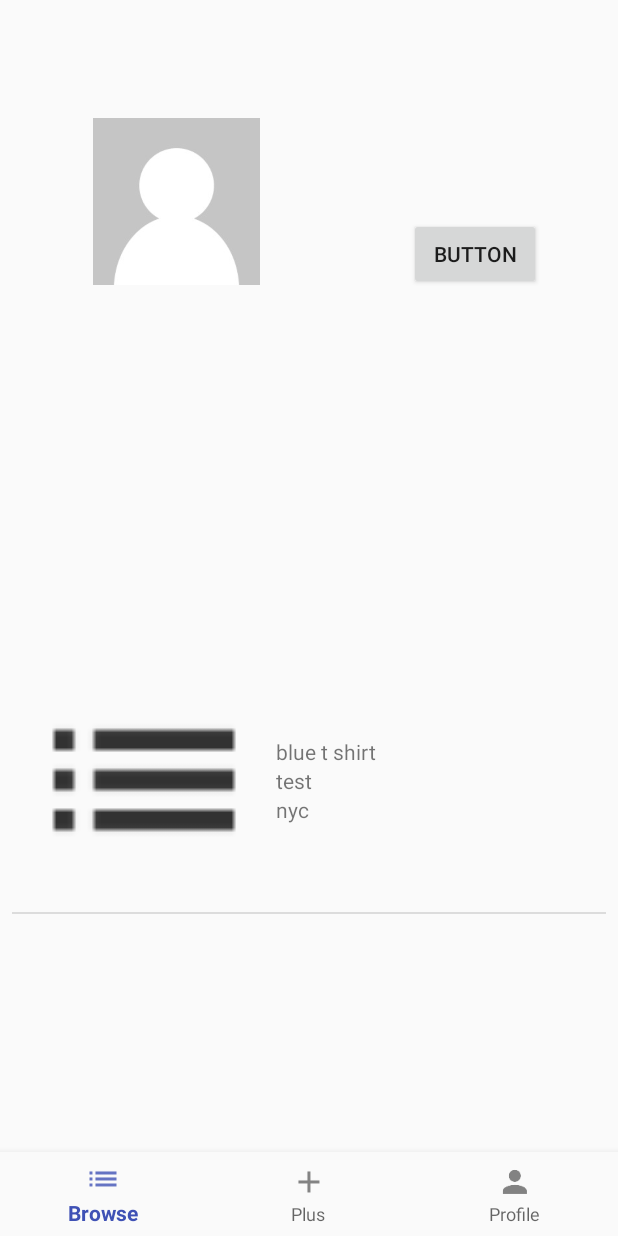
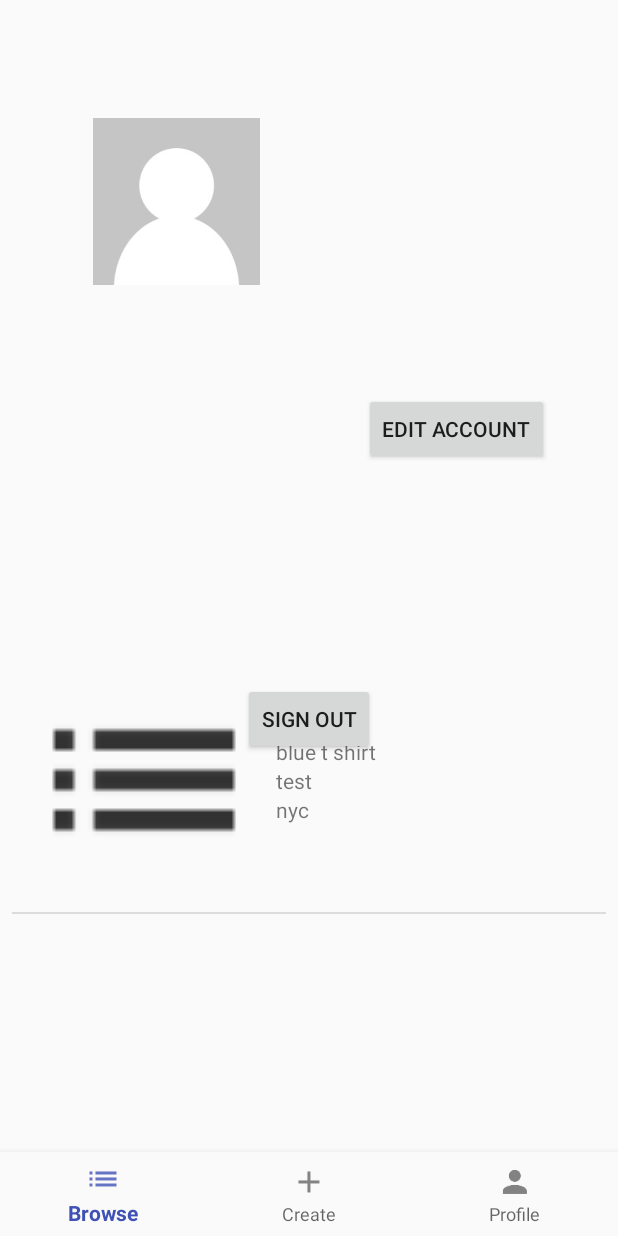
Before and after one commit to Abhishek1098/Bestow, an Android app: the fragment ProfileFragment placed in its activity, on a phone screen of 412 x 824 dp. Run offline under Robolectric (Android 15) with nearby library versions, the phone set to English and light mode, and no system bars; our stand-ins replace Firebase (no records; nobody signed in at launch, a user with empty details on screens opened directly); pictures from the network do not load.

Commit message:
All the Firebase User elements are done. Now sign out and the image work 100%.

```diff
--- a/app/build.gradle
+++ b/app/build.gradle
@@ -21,7 +21,7 @@ android {
 
 dependencies {
     implementation fileTree(dir: 'libs', include: ['*.jar'])
-    implementation 'com.android.support:appcompat-v7:26.1.0'
+    implementation 'com.android.support:design:27.1.0'
     implementation 'com.android.support.constraint:constraint-layout:1.0.2'
     implementation 'com.android.support:design:26.1.0'
     implementation 'com.android.support:support-vector-drawable:26.1.0'
@@ -32,6 +32,8 @@ dependencies {
     testImplementation 'junit:junit:4.12'
     androidTestImplementation 'com.android.support.test:runner:1.0.1'
     androidTestImplementation 'com.android.support.test.espresso:espresso-core:3.0.1'
+    implementation 'com.github.bumptech.glide:glide:4.7.1'
+    annotationProcessor 'com.github.bumptech.glide:compiler:4.7.1'
 
 }
 
--- a/app/src/main/java/com/bestow/hackmhs/bestow/MainActivity.java
+++ b/app/src/main/java/com/bestow/hackmhs/bestow/MainActivity.java
@@ -70,6 +70,15 @@ public class MainActivity extends AppCompatActivity {
         return false;
     }
 
+    @Override
+    protected void onStart() {
+        super.onStart();
+        if (firebaseAuth.getCurrentUser() == null) {
+            finish();
+            startActivity(new Intent(getApplicationContext(), LoginActivity.class));
+        }
+    }
+
     public static PlusFragment getPlusFragment() {
         return plusFragment;
     }
--- a/app/src/main/java/com/bestow/hackmhs/bestow/ProfileFragment.java
+++ b/app/src/main/java/com/bestow/hackmhs/bestow/ProfileFragment.java
@@ -16,6 +16,7 @@ import android.widget.ImageView;
 import android.widget.ListView;
 import android.widget.TextView;
 
+import com.bumptech.glide.Glide;
 import com.google.firebase.auth.FirebaseAuth;
 import com.google.firebase.auth.FirebaseUser;
 
@@ -48,6 +49,14 @@ public class ProfileFragment extends Fragment {
 
         setView();
 
+        (view.findViewById(R.id.ProfileFragment_Button_signOut)).setOnClickListener(new View.OnClickListener() {
+            @Override
+            public void onClick(View view) {
+                FirebaseAuth.getInstance().signOut();
+                startActivity(new Intent(getActivity(), LoginActivity.class));
+            }
+        });
+
         Bitmap tester = BitmapFactory.decodeResource(getResources(),R.drawable.ic_browse);
         items = new ArrayList<>();
             items.add(new Item("test","blue t shirt", "nyc", tester));
@@ -58,23 +67,18 @@ public class ProfileFragment extends Fragment {
     }
 
     public void setView(){
-        firebaseAuth =FirebaseAuth.getInstance();
+        firebaseAuth = FirebaseAuth.getInstance();
         FirebaseUser firebaseUser = firebaseAuth.getCurrentUser();
 
-        if(firebaseUser.getDisplayName() != null){
-            textViewName.setText(firebaseUser.getDisplayName().toString());
+        if(firebaseUser != null){
+            if(firebaseUser.getPhotoUrl() != null){
+                Glide.with(this).load(firebaseUser.getPhotoUrl().toString()).into(imageViewProfilePicture);
+            }else{
+                imageViewProfilePicture.setImageResource(R.drawable.ic_default);
+            }
+            if(firebaseUser.getDisplayName() != null){
+                textViewName.setText(firebaseUser.getDisplayName());
+            }
         }
-
-        if(firebaseUser.getPhotoUrl() != null){
-            try {
-                Bitmap bitmap = MediaStore.Images.Media.getBitmap(getActivity().getContentResolver(), firebaseUser.getPhotoUrl());
-                imageViewProfilePicture.setImageBitmap(bitmap);
-            } catch (IOException e) {
-                e.printStackTrace();
-            }
-        }else{
-            imageViewProfilePicture.setImageResource(R.drawable.ic_default);
-        }
-
     }
 }
--- a/app/src/main/res/layout/activity_create_profile.xml
+++ b/app/src/main/res/layout/activity_create_profile.xml
@@ -28,7 +28,7 @@
         android:layout_marginTop="8dp"
         android:ems="10"
         android:inputType="textPersonName"
-        android:hint="Name"
+        android:hint="What is your name?"
         app:layout_constraintBottom_toBottomOf="parent"
         app:layout_constraintEnd_toEndOf="parent"
         app:layout_constraintStart_toStartOf="parent"
@@ -46,7 +46,7 @@
         app:layout_constraintEnd_toEndOf="@+id/CreateProfileActivity_EditText_name"
         app:layout_constraintStart_toStartOf="@+id/CreateProfileActivity_EditText_name"
         app:layout_constraintTop_toTopOf="parent"
-        app:srcCompat="@drawable/ic_default" />
+        app:srcCompat="@drawable/camera" />
 
     <Button
         android:id="@+id/CreateProfileActivity_Button_save"
--- a/app/src/main/res/layout/fragment_profile.xml
+++ b/app/src/main/res/layout/fragment_profile.xml
@@ -4,6 +4,24 @@
     xmlns:tools="http://schemas.android.com/tools"
     android:layout_width="match_parent"
     android:layout_height="match_parent">
+
+    <Button
+        android:id="@+id/ProfileFragment_Button_EditProfile"
+        android:layout_width="wrap_content"
+        android:layout_height="wrap_content"
+        android:layout_marginBottom="8dp"
+        android:layout_marginEnd="8dp"
+        android:layout_marginLeft="8dp"
+        android:layout_marginRight="8dp"
+        android:layout_marginStart="8dp"
+        android:layout_marginTop="8dp"
+        android:text="Edit Account"
+        app:layout_constraintBottom_toBottomOf="parent"
+        app:layout_constraintEnd_toEndOf="parent"
+        app:layout_constraintHorizontal_bias="0.86"
+        app:layout_constraintStart_toStartOf="parent"
+        app:layout_constraintTop_toTopOf="parent"
+        app:layout_constraintVertical_bias="0.361" />
 
     <ImageView
         android:id="@+id/ProfileFragment_ImageView_ProfilePic"
@@ -55,18 +73,16 @@
         app:layout_constraintVertical_bias="1.0" />
 
     <Button
-        android:id="@+id/ProfileFragment_Button_EditProfile"
+        android:id="@+id/ProfileFragment_Button_signOut"
         android:layout_width="wrap_content"
         android:layout_height="wrap_content"
         android:layout_marginBottom="8dp"
         android:layout_marginEnd="8dp"
         android:layout_marginStart="8dp"
         android:layout_marginTop="8dp"
-        android:text="Button"
+        android:text="Sign out"
         app:layout_constraintBottom_toBottomOf="parent"
         app:layout_constraintEnd_toEndOf="parent"
-        app:layout_constraintHorizontal_bias="0.86"
         app:layout_constraintStart_toStartOf="parent"
-        app:layout_constraintTop_toBottomOf="@+id/ProfileFragment_TextView_Name"
-        app:layout_constraintVertical_bias="0.0" />
+        app:layout_constraintTop_toBottomOf="@+id/ProfileFragment_ImageView_ProfilePic" />
 </android.support.constraint.ConstraintLayout>
--- a/app/src/main/res/menu/navigation.xml
+++ b/app/src/main/res/menu/navigation.xml
@@ -9,7 +9,7 @@
     <item
         android:id="@+id/NavigationView_plus"
         android:icon="@drawable/ic_plus"
-        android:title="Plus" />
+        android:title="Create" />
 
     <item
         android:id="@+id/NavigationView_profile"
--- a/build.gradle
+++ b/build.gradle
@@ -20,6 +20,7 @@ allprojects {
     repositories {
         google()
         jcenter()
+        mavenCentral()
     }
 }
 
```
Also changed, not shown: app/src/main/java/com/bestow/hackmhs/bestow/LoginActivity.java (+9 -0 lines), app/src/main/res/drawable/camera.png (added).
